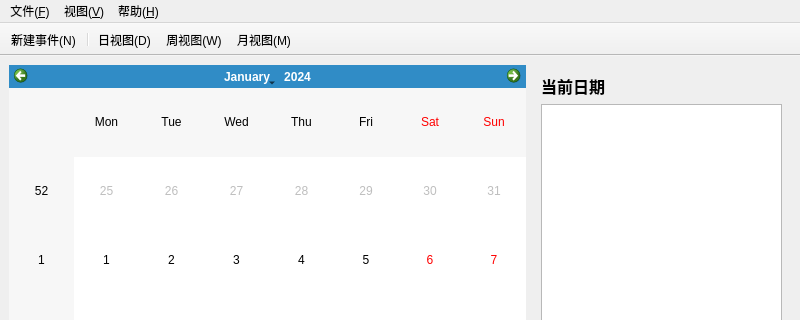
The window that mainwindow.ui (Ciky03/QT_finallab2) describes before a commit, drawn with Qt 5; both pictures show x 0 to 800 and y 0 to 320 of the 800 by 600 pixel window.
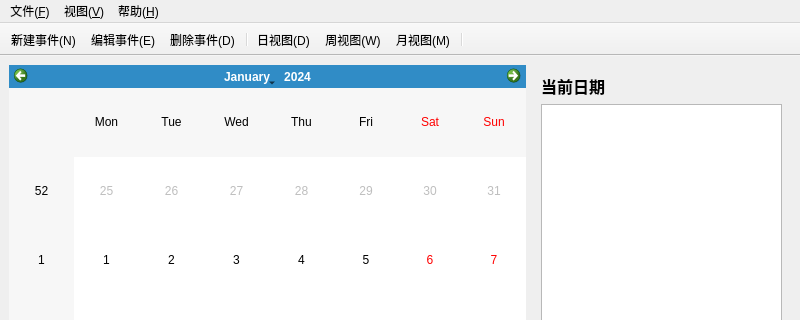
The same window after the commit. Icons and pictures are not drawn.

Commit message: 工具栏添加编辑/删除按钮

Patch:
```diff
--- a/mainwindow.ui
+++ b/mainwindow.ui
@@ -110,10 +110,13 @@
     <bool>false</bool>
    </attribute>
    <addaction name="action_new"/>
+   <addaction name="action_edit"/>
+   <addaction name="action_delete"/>
    <addaction name="separator"/>
    <addaction name="action_day_view"/>
    <addaction name="action_week_view"/>
    <addaction name="action_month_view"/>
+   <addaction name="separator"/>
   </widget>
   <widget class="QStatusBar" name="statusbar"/>
   <action name="action_new">
@@ -164,6 +167,28 @@
     <string>关于(&amp;A)</string>
    </property>
   </action>
+  <action name="action_edit">
+   <property name="icon">
+    <iconset theme="document-edit"/>
+   </property>
+   <property name="text">
+    <string>编辑事件(&amp;E)</string>
+   </property>
+   <property name="shortcut">
+    <string>Ctrl+E</string>
+   </property>
+  </action>
+  <action name="action_delete">
+   <property name="icon">
+    <iconset theme="edit-delete"/>
+   </property>
+   <property name="text">
+    <string>删除事件(&amp;D)</string>
+   </property>
+   <property name="shortcut">
+    <string>Del</string>
+   </property>
+  </action>
  </widget>
  <resources/>
  <connections/>
```
Left out of the diff: 24 changed lines with no effect on the pictures. The commit also changes 2 other files.
